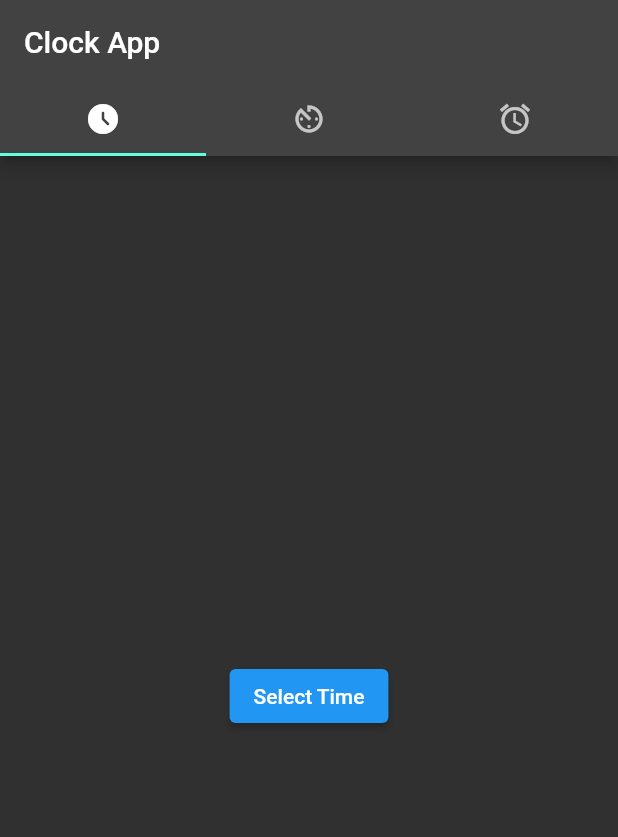
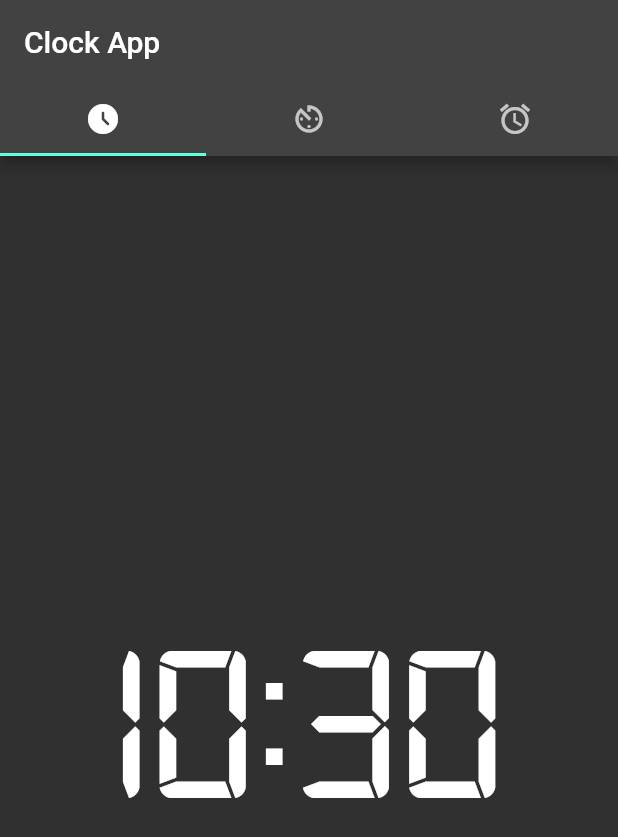
Before and after one commit to rodrigoc85/clock_demo, a Flutter app: the screen it shows after launch, on a phone screen of 412 x 824 dp. Shown: the top 837 px of the screen. Run offline on Flutter 3.47's test engine with Material 2 defaults, Android fonts, the phone set to English and light mode, and no system bars.

Commit message:
Digital and Analog clock displays included

```diff
--- a/lib/main.dart
+++ b/lib/main.dart
@@ -1,5 +1,7 @@
+import 'package:clock_test/ui/analog_clock/analog_clock.dart';
 import 'package:clock_test/ui/clock_base_app.dart';
 import 'package:clock_test/ui/clock_scaffold.dart';
+import 'package:clock_test/ui/digital_clock.dart';
 import 'package:flutter/cupertino.dart';
 import 'package:flutter/material.dart';
 import 'package:flutter/services.dart';
@@ -39,14 +41,44 @@
         TabContent(
             icon: Icons.access_time_filled_rounded,
             title: "Digital clock",
-            page: _alarmPage(context)),
+            page: _digitalClock(context)),
         TabContent(
             icon: Icons.av_timer,
             title: "Analog clock",
-            page: _alarmPage(context)),
+            page: _analogClock(context)),
         TabContent(
             icon: Icons.alarm, title: "Alarms", page: _alarmPage(context))
       ],
+    );
+  }
+
+  Widget _digitalClock(BuildContext context) {
+    return Container(
+      width: MediaQuery.of(context).size.width,
+      child: Column(
+        mainAxisAlignment: MainAxisAlignment.center,
+        crossAxisAlignment: CrossAxisAlignment.center,
+        children: [
+          DigitalClock(),
+        ],
+      ),
+    );
+  }
+
+  Widget _analogClock(BuildContext context) {
+    return Container(
+      width: MediaQuery.of(context).size.width,
+      child: Column(
+        mainAxisAlignment: MainAxisAlignment.center,
+        crossAxisAlignment: CrossAxisAlignment.center,
+        children: [
+          Container(
+            height: MediaQuery.of(context).size.height * 0.8,
+            width: MediaQuery.of(context).size.width * 0.8,
+            child: AnalogClock(),
+          )
+        ],
+      ),
     );
   }
 
--- /dev/null
+++ b/lib/ui/digital_clock.dart
@@ -0,0 +1,61 @@
+import 'dart:async';
+import 'package:flutter/material.dart';
+
+class DigitalClock extends StatefulWidget {
+  DigitalClock({Key? key}) : super(key: key);
+
+  @override
+  _DigitalClockState createState() => _DigitalClockState();
+}
+
+class _DigitalClockState extends State<DigitalClock> {
+  late Timer _timer;
+  late int _hour;
+  late int _minute;
+
+  @override
+  void initState() {
+    super.initState();
+    DateTime dateTime = DateTime.now();
+    _hour = dateTime.hour;
+    _minute = dateTime.minute;
+    _timer = Timer.periodic(Duration(seconds: 1), (timer) {
+      DateTime dateTime = DateTime.now();
+      _hour = dateTime.hour;
+      _minute = dateTime.minute;
+      setState(() {});
+    });
+  }
+
+  @override
+  void dispose() {
+    _timer.cancel();
+    super.dispose();
+  }
+
+  @override
+  Widget build(BuildContext context) {
+    return Container(
+      child: Row(
+        mainAxisAlignment: MainAxisAlignment.center,
+        crossAxisAlignment: CrossAxisAlignment.end,
+        children: <Widget>[
+          Text(
+            "${formatTimeDigit(_hour)}:${formatTimeDigit(_minute)}",
+            style: TextStyle(fontSize: 150, fontFamily: 'Digital-7'),
+          ),
+        ],
+      ),
+    );
+  }
+
+  String formatTimeDigit(int val) {
+    late String sHour;
+    if (val < 10) {
+      sHour = "0$val";
+    } else {
+      sHour = "$val";
+    }
+    return sHour;
+  }
+}
```
Also changed, not shown: lib/ui/analog_clock/analog_clock.dart (added, +73 -0 lines), lib/ui/analog_clock/analog_clock_painter.dart (added, +327 -0 lines), pubspec.yaml (+4 -55 lines), assets/fonts/digital-7/digital-7.ttf (added), assets/fonts/digital-7/readme.txt (added), pubspec.lock, 2 other files.
